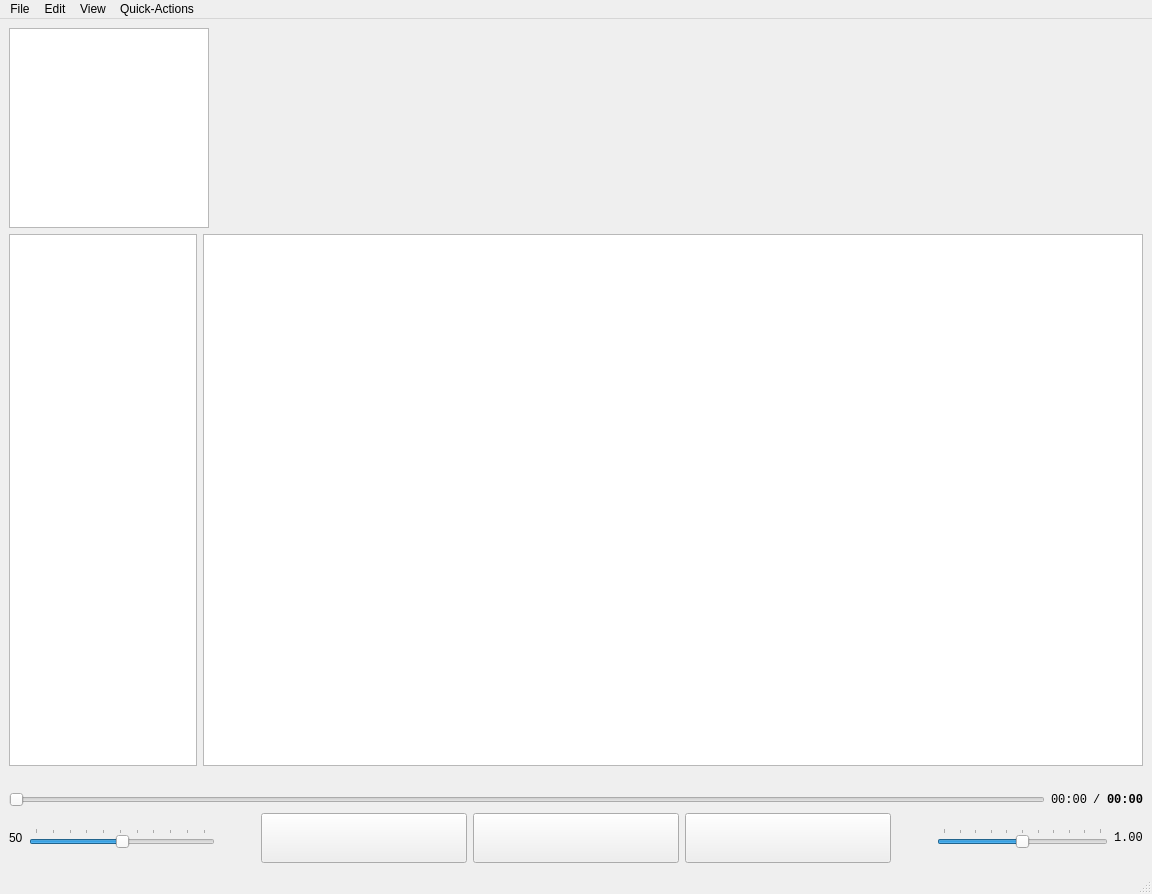
Before: the Qt Designer form ui.ui in billypom/musicpom, drawn with Qt 5.
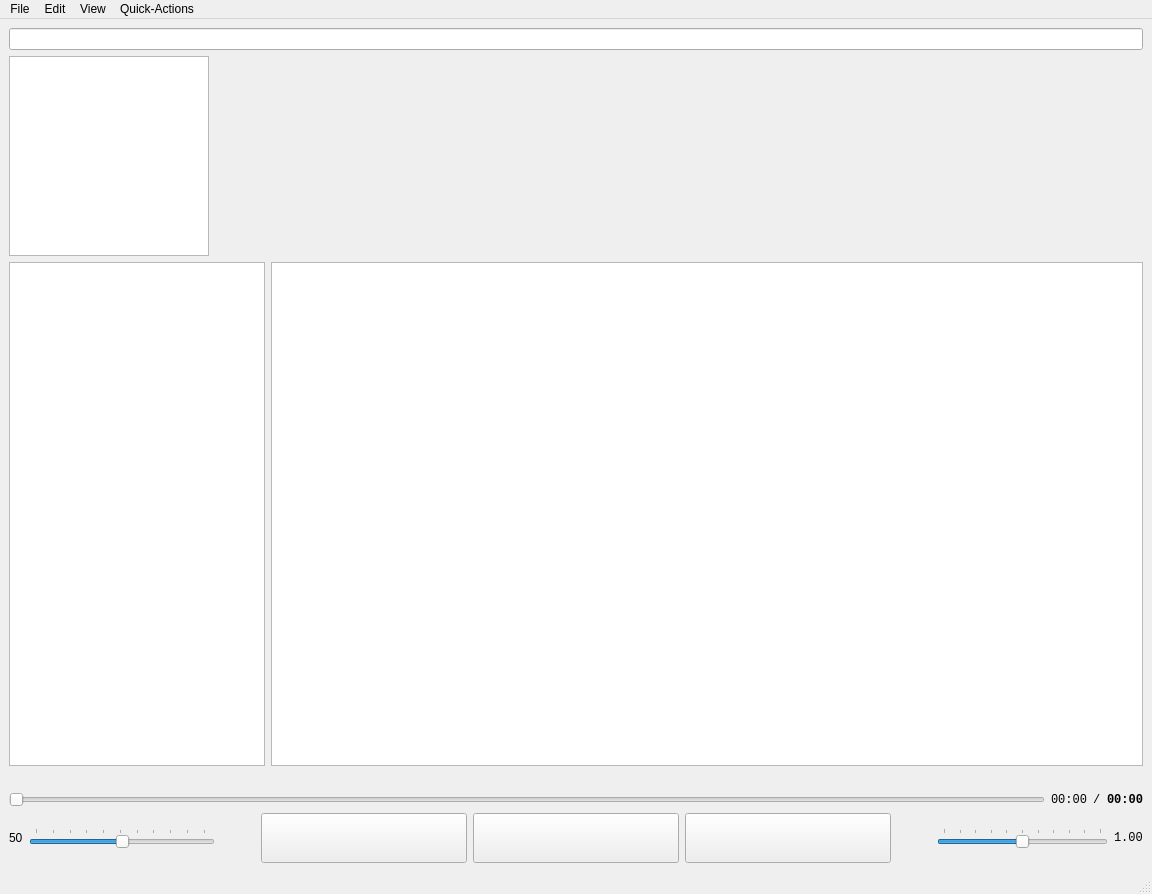
After: the same form once the commit is applied. Custom widgets are drawn as their Qt base class.

Commit message: full text search testing

The edit to the form file:
```diff
--- a/ui.ui
+++ b/ui.ui
@@ -26,6 +26,9 @@
       <property name="rightMargin">
        <number>0</number>
       </property>
+      <item>
+       <widget class="SearchLineEdit" name="lineEditSearch"/>
+      </item>
       <item>
        <layout class="QHBoxLayout" name="hLayoutHead" stretch="1,0,6">
         <property name="sizeConstraint">
@@ -73,7 +76,7 @@
        </layout>
       </item>
       <item>
-       <layout class="QHBoxLayout" name="hLayoutMusicTable" stretch="2,10">
+       <layout class="QHBoxLayout" name="hLayoutMusicTable" stretch="0,10">
         <property name="sizeConstraint">
          <enum>QLayout::SetMaximumSize</enum>
         </property>
@@ -84,7 +87,11 @@
          <number>0</number>
         </property>
         <item>
-         <widget class="PlaylistsPane" name="playlistTreeView"/>
+         <layout class="QVBoxLayout" name="verticalLayout_2">
+          <item>
+           <widget class="PlaylistsPane" name="playlistTreeView"/>
+          </item>
+         </layout>
         </item>
         <item>
          <widget class="MusicTable" name="tableView"/>
@@ -414,6 +421,11 @@
    <extends>QTreeView</extends>
    <header>components</header>
   </customwidget>
+  <customwidget>
+   <class>SearchLineEdit</class>
+   <extends>QLineEdit</extends>
+   <header>components</header>
+  </customwidget>
  </customwidgets>
  <resources/>
  <connections/>
```
Left out of the diff: 2 changed lines with no effect on the pictures. The commit also changes 5 other files.
